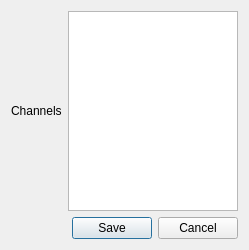
Before: the Qt Designer form src/main/python/ui/jriver_channel_select.ui in 3ll3d00d/beqdesigner, drawn with Qt 5.
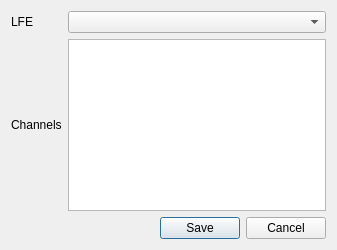
After: the same form once the commit is applied.

Patch:
```diff
--- a/src/main/python/ui/jriver_channel_select.ui
+++ b/src/main/python/ui/jriver_channel_select.ui
@@ -6,7 +6,7 @@
    <rect>
     <x>0</x>
     <y>0</y>
-    <width>249</width>
+    <width>337</width>
     <height>250</height>
    </rect>
   </property>
@@ -14,7 +14,7 @@
    <string>Add/Edit Filter</string>
   </property>
   <layout class="QGridLayout" name="gridLayout">
-   <item row="1" column="1">
+   <item row="2" column="1">
     <widget class="QDialogButtonBox" name="buttonBox">
      <property name="orientation">
       <enum>Qt::Horizontal</enum>
@@ -24,20 +24,30 @@
      </property>
     </widget>
    </item>
-   <item row="0" column="0">
+   <item row="1" column="0">
     <widget class="QLabel" name="channelListLabel">
      <property name="text">
       <string>Channels</string>
      </property>
     </widget>
    </item>
-   <item row="0" column="1">
+   <item row="1" column="1">
     <widget class="QListWidget" name="channelList">
      <property name="selectionMode">
       <enum>QAbstractItemView::MultiSelection</enum>
      </property>
     </widget>
    </item>
+   <item row="0" column="0">
+    <widget class="QLabel" name="lfeChannelLabel">
+     <property name="text">
+      <string>LFE</string>
+     </property>
+    </widget>
+   </item>
+   <item row="0" column="1">
+    <widget class="QComboBox" name="lfeChannel"/>
+   </item>
   </layout>
  </widget>
  <resources/>
```
